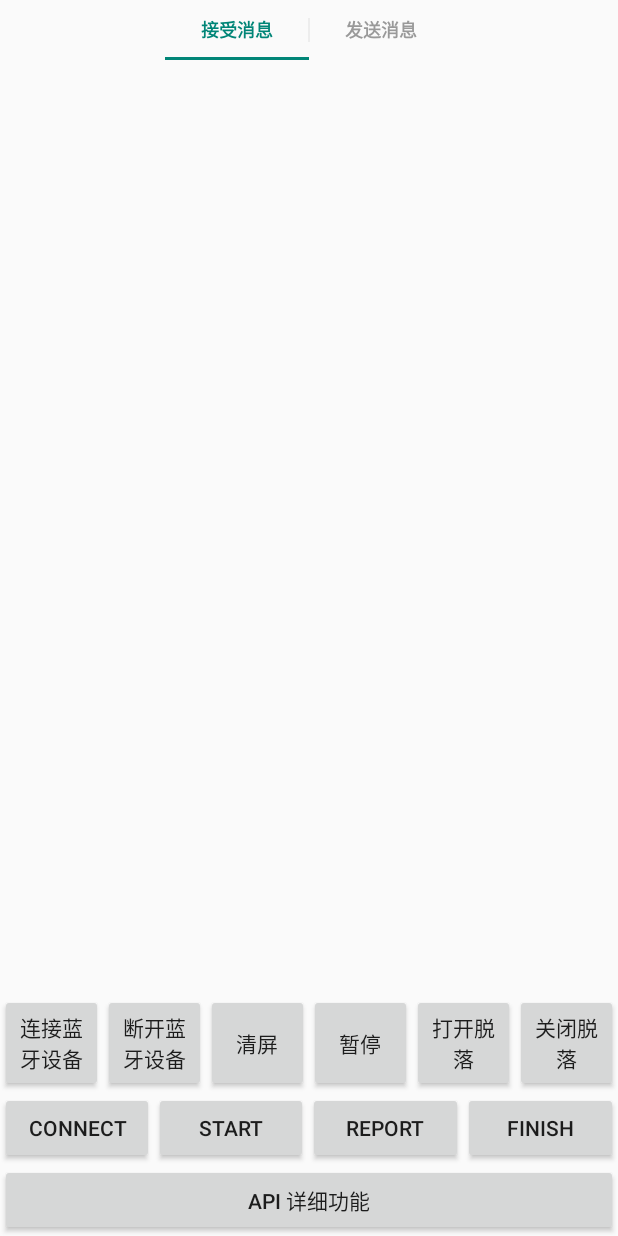
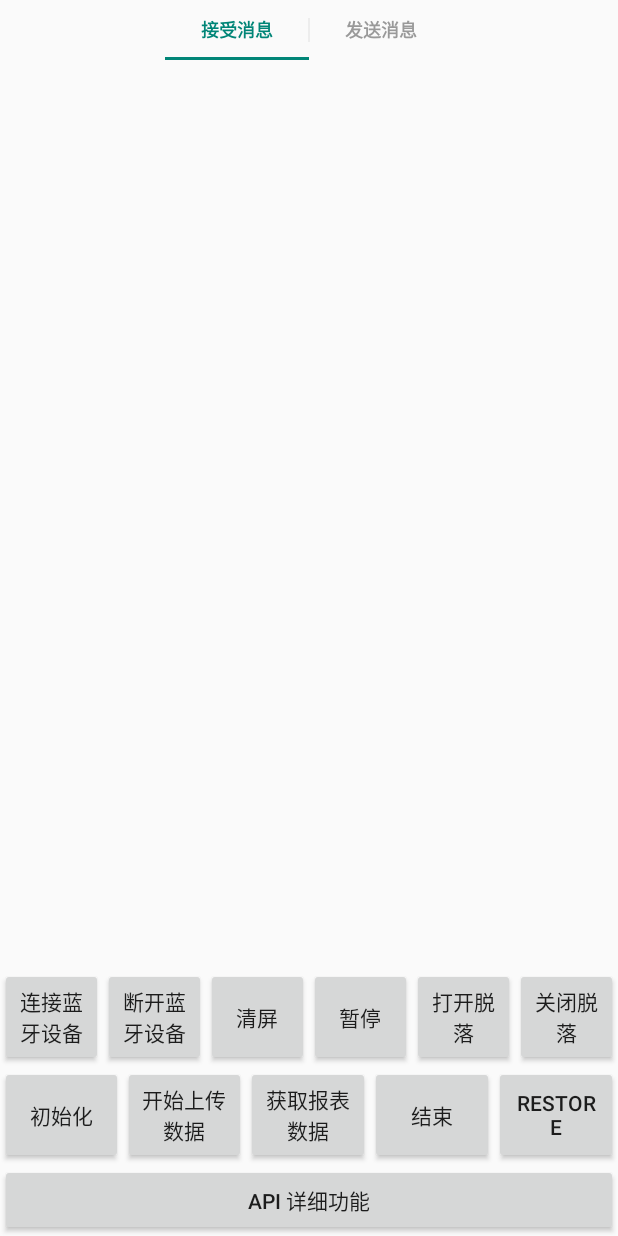
Before and after one commit to Entertech/Enter-AffectiveCloud-Android-SDK, an Android app: the screen it shows after launch (MainActivity), on a phone screen of 412 x 824 dp. Run offline under Robolectric (Android 15) with nearby library versions, the phone set to English and light mode, and no system bars; libraries missing offline, so code that uses them is left out: com.orhanobut.logger, org.java_websocket.handshake; 5 statements that could not run were skipped.

Commit message:
sdk优化

```diff
--- a/affectivecloudsdk/src/main/java/cn/entertech/affectivecloudsdk/EnterAffectiveCloudManager.kt
+++ b/affectivecloudsdk/src/main/java/cn/entertech/affectivecloudsdk/EnterAffectiveCloudManager.kt
@@ -2,6 +2,8 @@ package cn.entertech.affectivecloudsdk
 
 import cn.entertech.affectivecloudsdk.entity.*
 import cn.entertech.affectivecloudsdk.interfaces.*
+import org.java_websocket.handshake.ServerHandshake
+import java.lang.Exception
 import java.lang.IllegalStateException
 import java.util.concurrent.CopyOnWriteArrayList
 
@@ -105,6 +107,8 @@ class EnterAffectiveCloudManager(var config: EnterAffectiveCloudConfig) : IEnter
     }
 
     override fun init(callback: Callback) {
+        mApi.openWebSocket(object : WebSocketCallback {
+            override fun onOpen(serverHandshake: ServerHandshake?) {
                 mApi.createSession(object : Callback2<String> {
                     override fun onSuccess(t: String?) {
                         initBiodata(callback)
@@ -116,6 +120,20 @@ class EnterAffectiveCloudManager(var config: EnterAffectiveCloudConfig) : IEnter
                     override fun onError(error: Error?) {
                         callback.onError(error)
                     }
+                })
+            }
+
+            override fun onClose(code: Int, reason: String?, remote: Boolean) {
+                if (reason != null && reason != ""){
+                    callback.onError(Error(-1, reason.toString()))
+                }
+            }
+
+            override fun onError(e: Exception?) {
+                e?.printStackTrace()
+                callback.onError(Error(-1, e.toString()))
+            }
+
         })
     }
 
@@ -152,7 +170,49 @@ class EnterAffectiveCloudManager(var config: EnterAffectiveCloudConfig) : IEnter
     }
 
     override fun restore(callback: Callback) {
-        mApi.restore(callback)
+        if (mApi.isWebSocketOpen()){
+            mApi.restore(object : Callback {
+                override fun onSuccess() {
+                    initBiodata(callback)
+                    if (config.availableAffectiveServices != null) {
+                        initAffective(callback)
+                    }
+                }
+
+                override fun onError(error: Error?) {
+                    callback.onError(error)
+                }
+            })
+        }else{
+            mApi.openWebSocket(object : WebSocketCallback {
+                override fun onOpen(serverHandshake: ServerHandshake?) {
+                    mApi.restore(object : Callback {
+                        override fun onSuccess() {
+                            initBiodata(callback)
+                            if (config.availableAffectiveServices != null) {
+                                initAffective(callback)
+                            }
+                        }
+
+                        override fun onError(error: Error?) {
+                            callback.onError(error)
+                        }
+                    })
+                }
+
+                override fun onClose(code: Int, reason: String?, remote: Boolean) {
+                    if (reason != null && reason != ""){
+                        callback.onError(Error(-1, reason.toString()))
+                    }
+                }
+
+                override fun onError(e: Exception?) {
+                    e?.printStackTrace()
+                    callback.onError(Error(-1, e.toString()))
+                }
+
+            })
+        }
     }
 
     override fun release(callback: Callback) {
@@ -194,4 +254,20 @@ class EnterAffectiveCloudManager(var config: EnterAffectiveCloudConfig) : IEnter
         mApi.removeDisconnectListener(listener)
     }
 
+    override fun addRawJsonRequestListener(listener: (String) -> Unit) {
+        mApi?.addRawJsonRequestListener(listener)
     }
+
+    override fun addRawJsonResponseListener(listener: (String) -> Unit) {
+        mApi?.addRawJsonResponseListener(listener)
+    }
+
+    override fun removeRawJsonRequestListener(listener: (String) -> Unit) {
+        mApi?.removeRawJsonRequestListener(listener)
+    }
+
+    override fun removeRawJsonResponseListener(listener: (String) -> Unit) {
+        mApi?.removeRawJsonResponseListener(listener)
+    }
+
+}
--- a/affectivecloudsdk/src/main/java/cn/entertech/affectivecloudsdk/entity/Error.kt
+++ b/affectivecloudsdk/src/main/java/cn/entertech/affectivecloudsdk/entity/Error.kt
@@ -1,7 +1,7 @@
 package cn.entertech.affectivecloudsdk.entity
 
-data class Error(var errorCode:Int,var errorMsg:String){
+data class Error(var code:Int,var msg:String){
     override fun toString(): String {
-        return super.toString()
+        return "Error(code=$code, msg='$msg')"
     }
 }
--- a/affectivecloudsdk/src/main/java/cn/entertech/affectivecloudsdk/interfaces/BaseApi.kt
+++ b/affectivecloudsdk/src/main/java/cn/entertech/affectivecloudsdk/interfaces/BaseApi.kt
@@ -163,6 +163,20 @@ interface BaseApi {
      */
     fun addRawJsonResponseListener(listener: ((String) -> (Unit)))
 
+
+    /**
+     * Remove raw json request listener.
+     *
+     * @param listener Function1<String, Unit>
+     */
+    fun removeRawJsonRequestListener(listener: ((String) -> (Unit)))
+
+    /**
+     * Remove raw json response listener
+     * @param listener Function1<String, Unit>
+     */
+    fun removeRawJsonResponseListener(listener: ((String) -> (Unit)))
+
     /**
      * Add web socket connect listener
      * @param listener Function0<Unit>
--- a/affectivecloudsdk/src/main/java/cn/entertech/affectivecloudsdk/interfaces/IEnterAffectiveCloudManager.kt
+++ b/affectivecloudsdk/src/main/java/cn/entertech/affectivecloudsdk/interfaces/IEnterAffectiveCloudManager.kt
@@ -35,4 +35,13 @@ interface IEnterAffectiveCloudManager {
     fun removeWebSocketConnectListener(listener: () -> Unit)
 
     fun removeWebSocketDisconnectListener(listener: () -> Unit)
+
+    fun addRawJsonRequestListener(listener: ((String) -> (Unit)))
+
+    fun addRawJsonResponseListener(listener: ((String) -> (Unit)))
+
+    fun removeRawJsonRequestListener(listener: ((String) -> (Unit)))
+
+    fun removeRawJsonResponseListener(listener: ((String) -> (Unit)))
+
 }
--- a/app/src/main/res/layout/activity_main.xml
+++ b/app/src/main/res/layout/activity_main.xml
@@ -100,15 +100,15 @@
                 android:layout_weight="1"
                 android:layout_width="0dp"
                 android:layout_height="match_parent"
-                android:text="CONNECT"
-                android:onClick="onConnect"
+                android:text="初始化"
+                android:onClick="onInit"
                 />
 
         <Button
                 android:layout_weight="1"
                 android:layout_width="0dp"
                 android:layout_height="match_parent"
-                android:text="START"
+                android:text="开始上传数据"
                 android:onClick="onStartUpload"
                 />
 
@@ -116,7 +116,7 @@
                 android:layout_weight="1"
                 android:layout_width="0dp"
                 android:layout_height="match_parent"
-                android:text="REPORT"
+                android:text="获取报表数据"
                 android:onClick="onReport"
                 />
 
@@ -124,8 +124,16 @@
                 android:layout_weight="1"
                 android:layout_width="0dp"
                 android:layout_height="match_parent"
-                android:text="FINISH"
+                android:text="结束"
                 android:onClick="onFinish"
+                />
+
+        <Button
+                android:layout_weight="1"
+                android:layout_width="0dp"
+                android:layout_height="match_parent"
+                android:text="Restore"
+                android:onClick="onRestore"
                 />
 
     </LinearLayout>
```
Also changed, not shown: affectivecloudsdk/src/main/java/cn/entertech/affectivecloudsdk/EnterAffectiveCloudApiImpl.kt (+7 -0 lines), affectivecloudsdk/src/main/java/cn/entertech/affectivecloudsdk/WebSocketHelper.kt (+11 -1 lines), app/src/main/java/cn/entertech/biomoduledemo/activity/MainActivity.kt (+32 -28 lines). Lines whose indentation alone changed are shown as unchanged.
